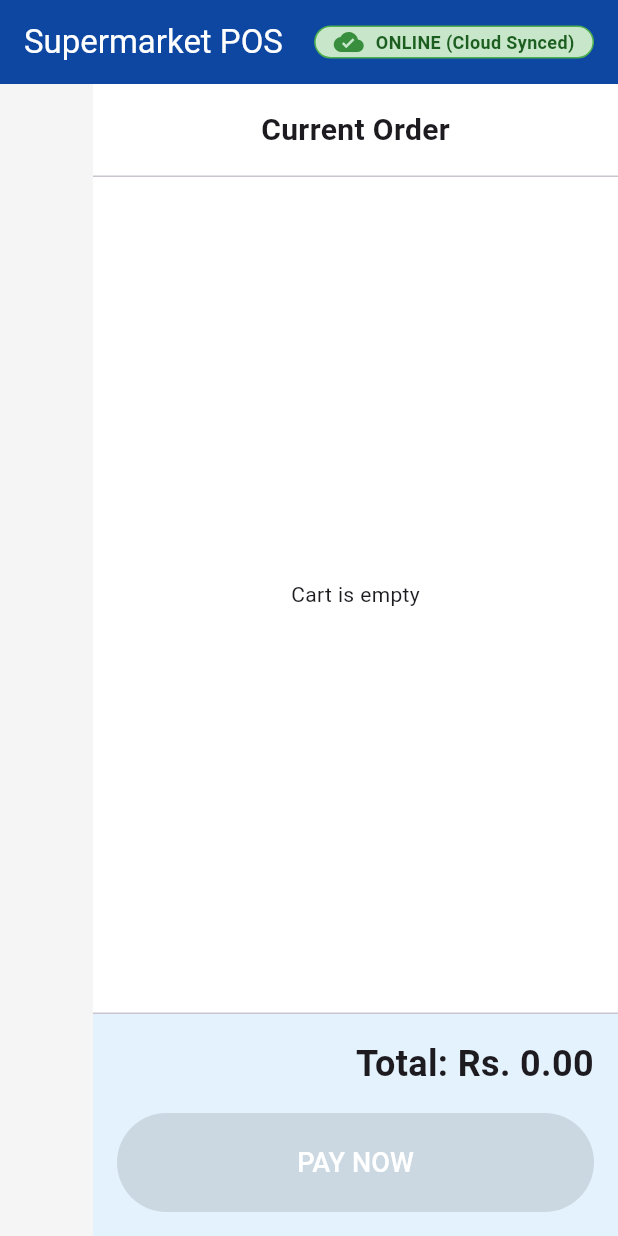
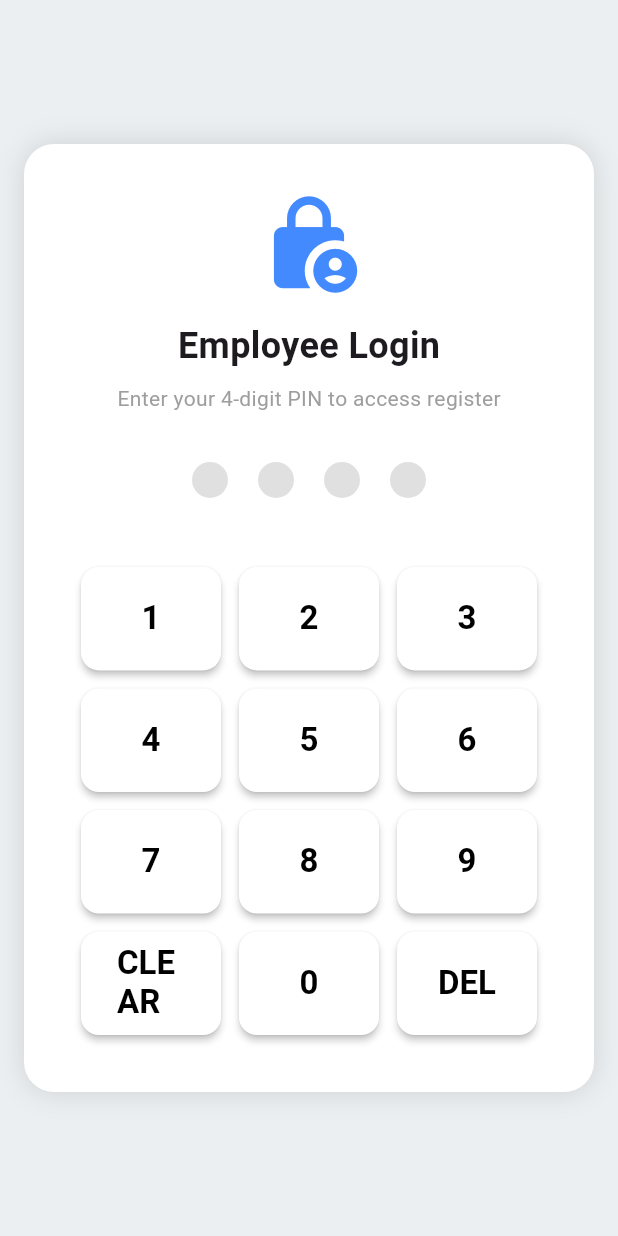
Before and after one commit to Pathum-Chamod/Food-city-pos-system, a Flutter app: the screen it shows after launch, on a phone screen of 412 x 824 dp. Run offline on Flutter 3.47's test engine with Material 3 defaults, Android fonts, the phone set to English and light mode, and no system bars; our stand-ins replace connectivity_plus, sqflite_common_ffi; accounts and stored records are empty.

Commit message:
Implement user login functionality with a new login screen and authentication provider.

```diff
--- a/apps/pos_app/lib/main.dart
+++ b/apps/pos_app/lib/main.dart
@@ -3,7 +3,8 @@ import 'package:provider/provider.dart';
 import 'services/database_helper.dart';
 import 'services/sync_service.dart';
 import 'providers/cart_provider.dart';
-import 'screens/pos_screen.dart';
+import 'providers/auth_provider.dart';
+import 'screens/login_screen.dart';
 
 void main() async {
   // Ensure Flutter bindings are initialized before calling native code
@@ -20,6 +21,7 @@ void main() async {
     MultiProvider(
       providers: [
         ChangeNotifierProvider(create: (_) => CartProvider()),
+        ChangeNotifierProvider(create: (_) => AuthProvider()),
       ],
       child: const PosApp(),
     ),
@@ -37,7 +39,7 @@ class PosApp extends StatelessWidget {
       theme: ThemeData(
         primarySwatch: Colors.blue,
       ),
-      home: PosScreen(),
+      home: const LoginScreen(),
     );
   }
 }
--- /dev/null
+++ b/apps/pos_app/lib/providers/auth_provider.dart
@@ -0,0 +1,26 @@
+import 'package:flutter/material.dart';
+import 'package:shared/shared.dart';
+import '../services/database_helper.dart';
+
+class AuthProvider with ChangeNotifier {
+  User? _currentUser;
+
+  User? get currentUser => _currentUser;
+
+  // Checks the PIN against the database
+  Future<bool> login(String pin) async {
+    final userData = await DatabaseHelper.instance.authenticateUser(pin);
+    if (userData != null) {
+      _currentUser = User.fromMap(userData);
+      notifyListeners();
+      return true;
+    }
+    return false;
+  }
+
+  // Clears the session
+  void logout() {
+    _currentUser = null;
+    notifyListeners();
+  }
+}
--- /dev/null
+++ b/apps/pos_app/lib/screens/login_screen.dart
@@ -0,0 +1,138 @@
+import 'package:flutter/material.dart';
+import 'package:provider/provider.dart';
+import '../providers/auth_provider.dart';
+import 'pos_screen.dart';
+
+class LoginScreen extends StatefulWidget {
+  const LoginScreen({super.key});
+
+  @override
+  State<LoginScreen> createState() => _LoginScreenState();
+}
+
+class _LoginScreenState extends State<LoginScreen> {
+  String _enteredPin = "";
+
+  void _onKeyPress(String value) {
+    setState(() {
+      if (value == "CLEAR") {
+        _enteredPin = "";
+      } else if (value == "DEL") {
+        if (_enteredPin.isNotEmpty) {
+          _enteredPin = _enteredPin.substring(0, _enteredPin.length - 1);
+        }
+      } else {
+        if (_enteredPin.length < 4) {
+          _enteredPin += value;
+        }
+      }
+    });
+
+    // Auto-submit when exactly 4 digits are entered
+    if (_enteredPin.length == 4) {
+      _attemptLogin();
+    }
+  }
+
+  Future<void> _attemptLogin() async {
+    final scaffoldMessenger = ScaffoldMessenger.of(context);
+    final navigator = Navigator.of(context);
+    final success = await context.read<AuthProvider>().login(_enteredPin);
+
+    if (success) {
+      if (!context.mounted) return;
+      // Navigate to the POS screen and remove the login screen from the back-stack
+      navigator.pushReplacement(
+        MaterialPageRoute(builder: (context) => const PosScreen()),
+      );
+    } else {
+      scaffoldMessenger.showSnackBar(
+        const SnackBar(
+          content: Text('❌ Invalid PIN. Please try again.'),
+          backgroundColor: Colors.red,
+          behavior: SnackBarBehavior.floating,
+        ),
+      );
+      setState(() {
+        _enteredPin = ""; // Clear pin on failure so they can try again
+      });
+    }
+  }
+
+  Widget _buildKey(String value) {
+    return Padding(
+      padding: const EdgeInsets.all(6.0),
+      child: ElevatedButton(
+        style: ElevatedButton.styleFrom(
+          backgroundColor: Colors.white,
+          foregroundColor: Colors.black,
+          textStyle: const TextStyle(fontSize: 22, fontWeight: FontWeight.bold),
+          shape: RoundedRectangleBorder(borderRadius: BorderRadius.circular(12)),
+          elevation: 2,
+        ),
+        onPressed: () => _onKeyPress(value),
+        child: Text(value),
+      ),
+    );
+  }
+
+  @override
+  Widget build(BuildContext context) {
+    return Scaffold(
+      backgroundColor: Colors.blueGrey[50],
+      body: Center(
+        child: Container(
+          width: 380,
+          padding: const EdgeInsets.all(32),
+          decoration: BoxDecoration(
+            color: Colors.white,
+            borderRadius: BorderRadius.circular(20),
+            boxShadow: const [BoxShadow(color: Colors.black12, blurRadius: 15)],
+          ),
+          child: Column(
+            mainAxisSize: MainAxisSize.min,
+            children: [
+              const Icon(Icons.lock_person, size: 70, color: Colors.blueAccent),
+              const SizedBox(height: 16),
+              const Text('Employee Login', style: TextStyle(fontSize: 24, fontWeight: FontWeight.bold)),
+              const SizedBox(height: 8),
+              const Text('Enter your 4-digit PIN to access register', style: TextStyle(color: Colors.grey)),
+              const SizedBox(height: 32),
+
+              // PIN Dot Indicators
+              Row(
+                mainAxisAlignment: MainAxisAlignment.center,
+                children: List.generate(4, (index) {
+                  return Container(
+                    margin: const EdgeInsets.symmetric(horizontal: 10),
+                    width: 24,
+                    height: 24,
+                    decoration: BoxDecoration(
+                      shape: BoxShape.circle,
+                      color: index < _enteredPin.length ? Colors.blueAccent : Colors.grey[300],
+                    ),
+                  );
+                }),
+              ),
+              const SizedBox(height: 40),
+
+              // Keypad Grid
+              GridView.count(
+                shrinkWrap: true,
+                crossAxisCount: 3,
+                childAspectRatio: 1.3,
+                physics: const NeverScrollableScrollPhysics(),
+                children: [
+                  _buildKey('1'), _buildKey('2'), _buildKey('3'),
+                  _buildKey('4'), _buildKey('5'), _buildKey('6'),
+                  _buildKey('7'), _buildKey('8'), _buildKey('9'),
+                  _buildKey('CLEAR'), _buildKey('0'), _buildKey('DEL'),
+                ],
+              ),
+            ],
+          ),
+        ),
+      ),
+    );
+  }
+}
```
